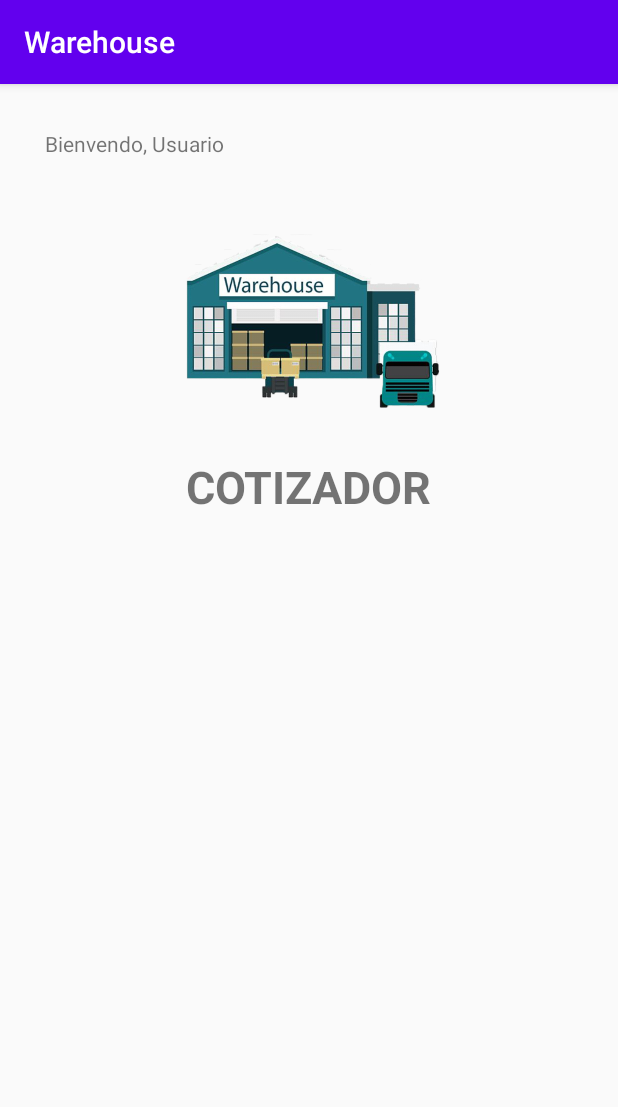
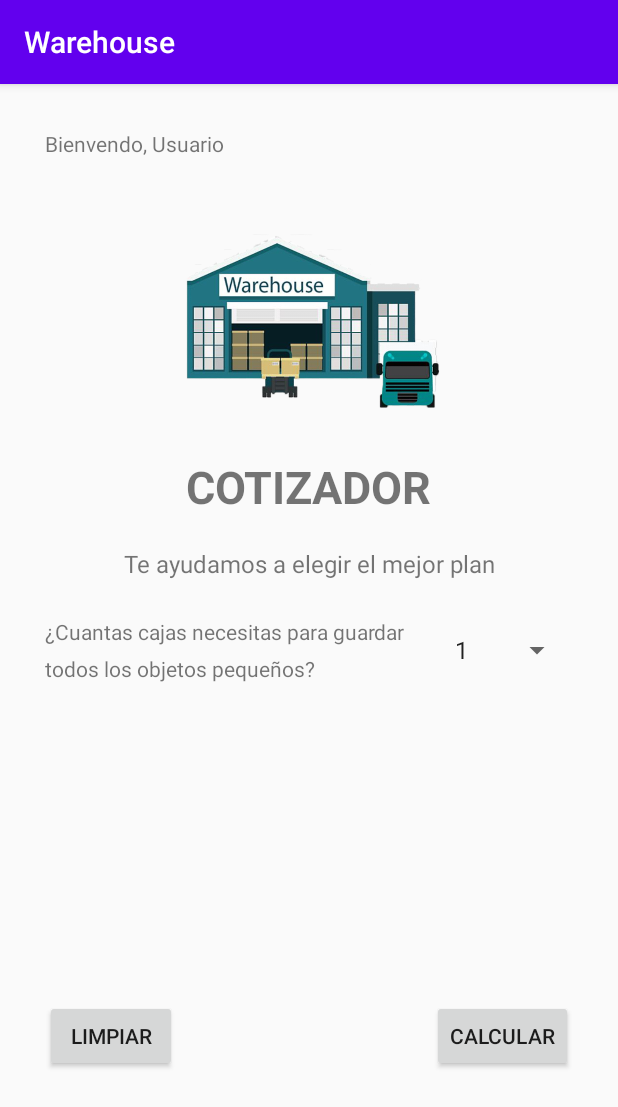
Before and after one commit to leidyqb/Warehouse, an Android app: the Cotizador screen opened directly, with no data from a screen before it, on a phone screen of 412 x 824 dp. Shown: the top 1107 px of the screen. Run offline under Robolectric (Android 15) with nearby library versions, the phone set to English and light mode, and no system bars; 1 statement that could not run was skipped.

Commit message:
Cambios en cotizador

```diff
--- a/app/src/main/res/layout/activity_cotizador.xml
+++ b/app/src/main/res/layout/activity_cotizador.xml
@@ -37,4 +37,84 @@
         android:text="Bienvendo, Usuario"
         app:layout_constraintEnd_toEndOf="parent"
         app:layout_constraintTop_toTopOf="parent" />
+
+    <TextView
+        android:id="@+id/txtEslogan"
+        android:layout_width="wrap_content"
+        android:layout_height="wrap_content"
+        android:layout_marginTop="20dp"
+        android:text="Te ayudamos a elegir el mejor plan"
+        android:textSize="16dp"
+        app:layout_constraintEnd_toEndOf="parent"
+        app:layout_constraintStart_toStartOf="parent"
+        app:layout_constraintTop_toBottomOf="@+id/txtCotizador" />
+
+
+    <LinearLayout
+        android:layout_width="match_parent"
+        android:layout_height="match_parent"
+        android:orientation="horizontal"
+        android:layout_marginTop="310dp">
+
+        <LinearLayout
+            android:layout_width="wrap_content"
+            android:layout_height="match_parent"
+            android:orientation="vertical">
+
+            <TextView
+                android:id="@+id/textView3"
+                android:layout_width="wrap_content"
+                android:layout_height="wrap_content"
+                android:layout_marginTop="15dp"
+                android:text="¿Cuantas cajas necesitas para guardar"
+                app:layout_constraintEnd_toEndOf="parent"
+                app:layout_constraintStart_toStartOf="parent"
+                app:layout_constraintTop_toBottomOf="@+id/txtEslogan" />
+
+            <TextView
+                android:id="@+id/textView4"
+                android:layout_width="wrap_content"
+                android:layout_height="wrap_content"
+                android:layout_marginTop="5dp"
+                android:text="todos los objetos pequeños?"
+                app:layout_constraintEnd_toEndOf="parent"
+                app:layout_constraintStart_toStartOf="parent"
+                app:layout_constraintTop_toBottomOf="@+id/textView3" />
+
+        </LinearLayout>
+
+        <LinearLayout
+        android:layout_width="match_parent"
+        android:layout_height="match_parent"
+        android:orientation="horizontal">
+
+            <Spinner
+                android:id="@+id/spinner2"
+                android:layout_width="match_parent"
+                android:layout_height="wrap_content"
+                android:layout_marginLeft="25dp"
+                android:layout_marginTop="25dp"
+                android:layout_weight="1"
+                android:entries="@array/cajas" />
+        </LinearLayout>
+    </LinearLayout>
+
+    <Button
+        android:id="@+id/btnLimpiar"
+        android:layout_width="wrap_content"
+        android:layout_height="wrap_content"
+        android:text="Limpiar"
+        app:layout_constraintStart_toStartOf="parent"
+        app:layout_constraintTop_toBottomOf="@+id/txtEslogan"
+        android:layout_marginTop="280dp"/>
+
+    <Button
+        android:id="@+id/btnCalcular"
+        android:layout_width="wrap_content"
+        android:layout_height="wrap_content"
+        android:text="Calcular"
+        app:layout_constraintEnd_toEndOf="parent"
+        app:layout_constraintTop_toBottomOf="@+id/txtEslogan"
+        android:layout_marginTop="280dp"/>
+
 </androidx.constraintlayout.widget.ConstraintLayout>
--- /dev/null
+++ b/app/src/main/res/values/cajas.xml
@@ -0,0 +1,16 @@
+<?xml version="1.0" encoding="utf-8"?>
+<resources>
+    <string-array name="cajas">
+        <item>1</item>
+        <item>2</item>
+        <item>3</item>
+        <item>4</item>
+        <item>5</item>
+        <item>6</item>
+        <item>7</item>
+        <item>8</item>
+        <item>9</item>
+        <item>10</item>
+        <item>MAS DE 10</item>
+    </string-array>
+</resources>
```
Also changed, not shown: 1 other file.
